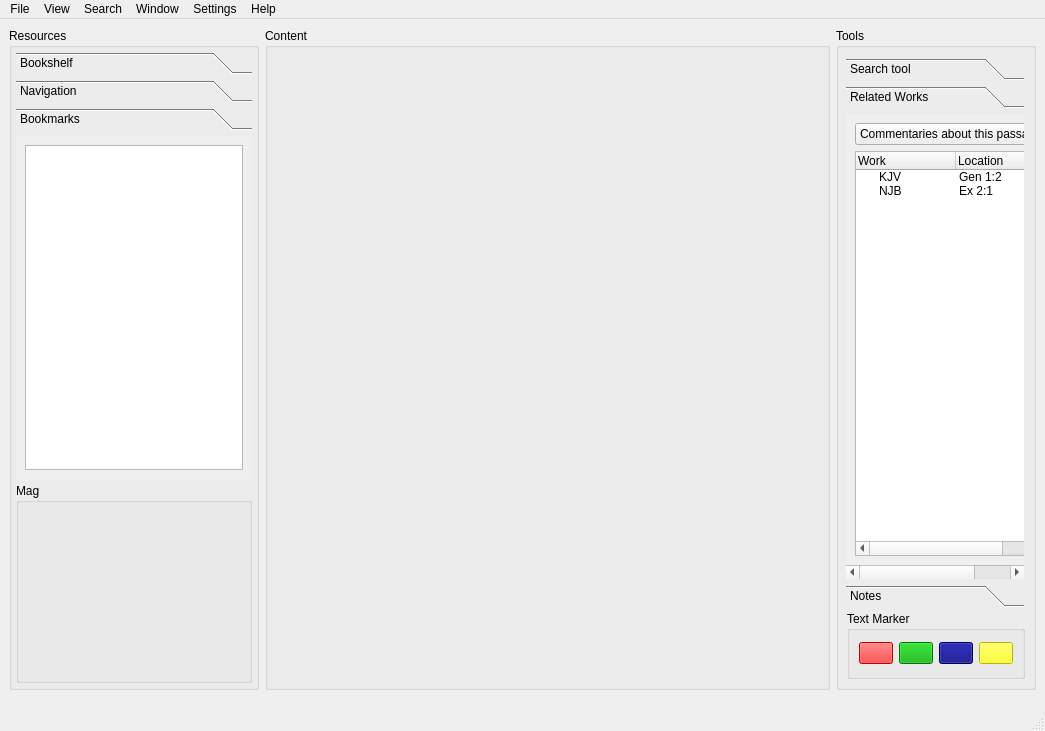
The window that trunk/sandbox/bibletime2-ui-concept/bibletime2-ui-concept.ui (bibletime/historic-bibletime-svn) describes before a commit, drawn with Qt 5.
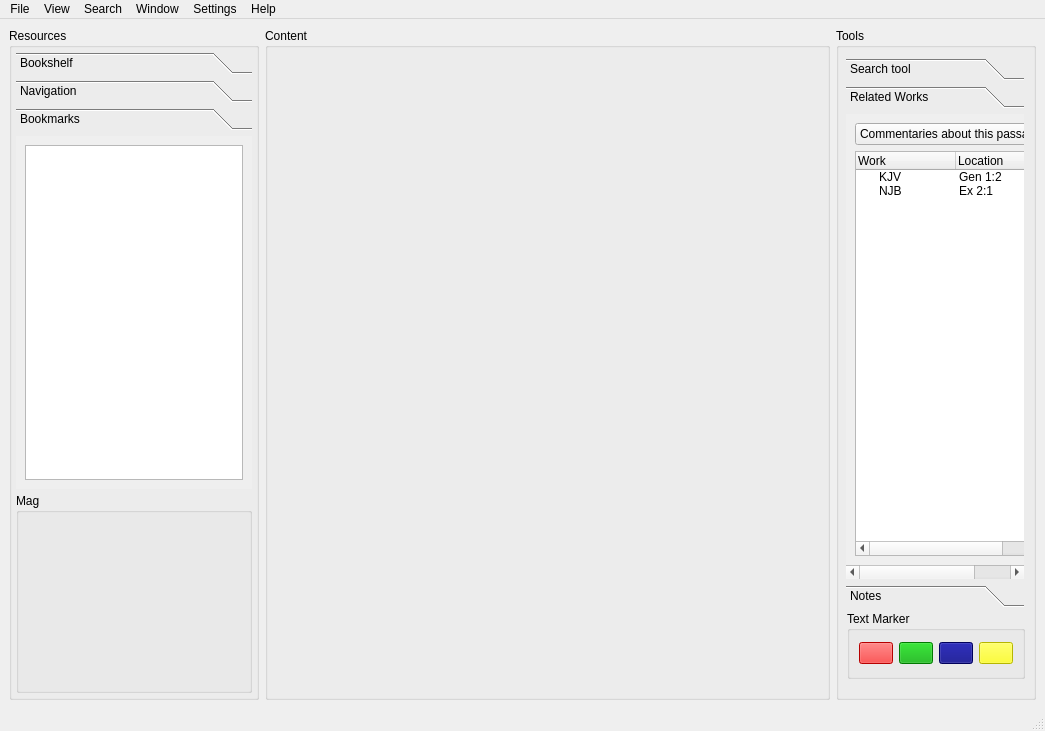
The same window after the commit. The open tabs and pages were chosen to show the change. Icons and pictures are not drawn.

The edit to the form file:
```diff
--- a/trunk/sandbox/bibletime2-ui-concept/bibletime2-ui-concept.ui
+++ b/trunk/sandbox/bibletime2-ui-concept/bibletime2-ui-concept.ui
@@ -16,154 +16,22 @@
    <string>BibleTime2 concept study</string>
   </property>
   <widget class="QWidget" name="centralwidget" >
-   <widget class="QGroupBox" name="Resources" >
-    <property name="geometry" >
-     <rect>
-      <x>9</x>
-      <y>9</y>
-      <width>250</width>
-      <height>662</height>
-     </rect>
-    </property>
-    <property name="sizePolicy" >
-     <sizepolicy>
-      <hsizetype>0</hsizetype>
-      <vsizetype>5</vsizetype>
-      <horstretch>0</horstretch>
-      <verstretch>0</verstretch>
-     </sizepolicy>
-    </property>
-    <property name="minimumSize" >
-     <size>
-      <width>200</width>
-      <height>16</height>
-     </size>
-    </property>
-    <property name="maximumSize" >
-     <size>
-      <width>250</width>
-      <height>16777215</height>
-     </size>
-    </property>
-    <property name="title" >
-     <string>Resources</string>
-    </property>
-    <layout class="QVBoxLayout" >
+   <layout class="QGridLayout" >
      <property name="margin" >
-      <number>4</number>
-     </property>
-     <property name="spacing" >
-      <number>4</number>
-     </property>
-     <item>
-      <widget class="QToolBox" name="toolBox" >
-       <property name="currentIndex" >
-        <number>0</number>
-       </property>
-       <widget class="QWidget" name="page" >
-        <property name="geometry" >
-         <rect>
-          <x>0</x>
-          <y>0</y>
-          <width>220</width>
-          <height>318</height>
-         </rect>
-        </property>
-        <attribute name="label" >
-         <string>Bookshelf</string>
-        </attribute>
-        <layout class="QVBoxLayout" >
-         <property name="margin" >
           <number>9</number>
          </property>
          <property name="spacing" >
           <number>6</number>
          </property>
-         <item>
-          <widget class="QTreeView" name="treeView" />
-         </item>
-        </layout>
-       </widget>
-       <widget class="QWidget" name="page_3" >
-        <attribute name="label" >
-         <string>Navigation</string>
-        </attribute>
-        <layout class="QVBoxLayout" >
-         <property name="margin" >
-          <number>9</number>
-         </property>
-         <property name="spacing" >
-          <number>6</number>
-         </property>
-         <item>
-          <widget class="QListView" name="listView_2" />
-         </item>
-        </layout>
-       </widget>
-       <widget class="QWidget" name="page_2" >
-        <property name="geometry" >
-         <rect>
-          <x>0</x>
-          <y>0</y>
-          <width>274</width>
-          <height>284</height>
-         </rect>
-        </property>
-        <attribute name="label" >
-         <string>Bookmarks</string>
-        </attribute>
-        <layout class="QVBoxLayout" >
-         <property name="margin" >
-          <number>9</number>
-         </property>
-         <property name="spacing" >
-          <number>6</number>
-         </property>
-         <item>
-          <widget class="QListView" name="listView" />
-         </item>
-        </layout>
-       </widget>
-      </widget>
-     </item>
-     <item>
-      <widget class="QGroupBox" name="groupBox" >
-       <property name="sizePolicy" >
-        <sizepolicy>
-         <hsizetype>5</hsizetype>
-         <vsizetype>0</vsizetype>
-         <horstretch>0</horstretch>
-         <verstretch>0</verstretch>
-        </sizepolicy>
-       </property>
-       <property name="minimumSize" >
-        <size>
-         <width>16</width>
-         <height>200</height>
-        </size>
-       </property>
-       <property name="maximumSize" >
-        <size>
-         <width>16777215</width>
-         <height>200</height>
-        </size>
-       </property>
+    <item row="0" column="1" >
+     <widget class="QGroupBox" name="groupBox_3" >
        <property name="title" >
-        <string>Mag</string>
+       <string>Content</string>
        </property>
       </widget>
      </item>
-    </layout>
-   </widget>
+    <item row="0" column="2" >
    <widget class="QGroupBox" name="groupBox_2" >
-    <property name="geometry" >
-     <rect>
-      <x>836</x>
-      <y>9</y>
-      <width>200</width>
-      <height>662</height>
-     </rect>
-    </property>
     <property name="sizePolicy" >
      <sizepolicy>
       <hsizetype>0</hsizetype>
@@ -1546,19 +1414,141 @@
      </widget>
     </widget>
    </widget>
-   <widget class="QGroupBox" name="groupBox_3" >
+    </item>
+    <item row="0" column="0" >
+     <widget class="QGroupBox" name="Resources" >
+      <property name="sizePolicy" >
+       <sizepolicy>
+        <hsizetype>0</hsizetype>
+        <vsizetype>5</vsizetype>
+        <horstretch>0</horstretch>
+        <verstretch>0</verstretch>
+       </sizepolicy>
+      </property>
+      <property name="minimumSize" >
+       <size>
+        <width>200</width>
+        <height>16</height>
+       </size>
+      </property>
+      <property name="maximumSize" >
+       <size>
+        <width>250</width>
+        <height>16777215</height>
+       </size>
+      </property>
+      <property name="title" >
+       <string>Resources</string>
+      </property>
+      <layout class="QVBoxLayout" >
+       <property name="margin" >
+        <number>4</number>
+       </property>
+       <property name="spacing" >
+        <number>4</number>
+       </property>
+       <item>
+        <widget class="QToolBox" name="toolBox" >
+         <property name="currentIndex" >
+          <number>0</number>
+         </property>
+         <widget class="QWidget" name="page" >
     <property name="geometry" >
      <rect>
-      <x>265</x>
-      <y>9</y>
-      <width>565</width>
-      <height>662</height>
-     </rect>
-    </property>
+            <x>0</x>
+            <y>0</y>
+            <width>238</width>
+            <height>336</height>
+           </rect>
+          </property>
+          <attribute name="label" >
+           <string>Bookshelf</string>
+          </attribute>
+          <layout class="QVBoxLayout" >
+           <property name="margin" >
+            <number>9</number>
+           </property>
+           <property name="spacing" >
+            <number>6</number>
+           </property>
+           <item>
+            <widget class="QTreeView" name="treeView" />
+           </item>
+          </layout>
+         </widget>
+         <widget class="QWidget" name="page_3" >
+          <attribute name="label" >
+           <string>Navigation</string>
+          </attribute>
+          <layout class="QVBoxLayout" >
+           <property name="margin" >
+            <number>9</number>
+           </property>
+           <property name="spacing" >
+            <number>6</number>
+           </property>
+           <item>
+            <widget class="QListView" name="listView_2" />
+           </item>
+          </layout>
+         </widget>
+         <widget class="QWidget" name="page_2" >
+          <property name="geometry" >
+           <rect>
+            <x>0</x>
+            <y>0</y>
+            <width>96</width>
+            <height>70</height>
+           </rect>
+          </property>
+          <attribute name="label" >
+           <string>Bookmarks</string>
+          </attribute>
+          <layout class="QVBoxLayout" >
+           <property name="margin" >
+            <number>9</number>
+           </property>
+           <property name="spacing" >
+            <number>6</number>
+           </property>
+           <item>
+            <widget class="QListView" name="listView" />
+           </item>
+          </layout>
+         </widget>
+        </widget>
+       </item>
+       <item>
+        <widget class="QGroupBox" name="groupBox" >
+         <property name="sizePolicy" >
+          <sizepolicy>
+           <hsizetype>5</hsizetype>
+           <vsizetype>0</vsizetype>
+           <horstretch>0</horstretch>
+           <verstretch>0</verstretch>
+          </sizepolicy>
+         </property>
+         <property name="minimumSize" >
+          <size>
+           <width>16</width>
+           <height>200</height>
+          </size>
+         </property>
+         <property name="maximumSize" >
+          <size>
+           <width>16777215</width>
+           <height>200</height>
+          </size>
+         </property>
     <property name="title" >
-     <string>Content</string>
-    </property>
-   </widget>
+          <string>Mag</string>
+         </property>
+        </widget>
+       </item>
+      </layout>
+     </widget>
+    </item>
+   </layout>
   </widget>
   <widget class="QMenuBar" name="menubar" >
    <property name="geometry" >
```
Left out of the diff: 20 changed lines with no effect on the pictures. Lines whose indentation alone changed are shown as unchanged.
